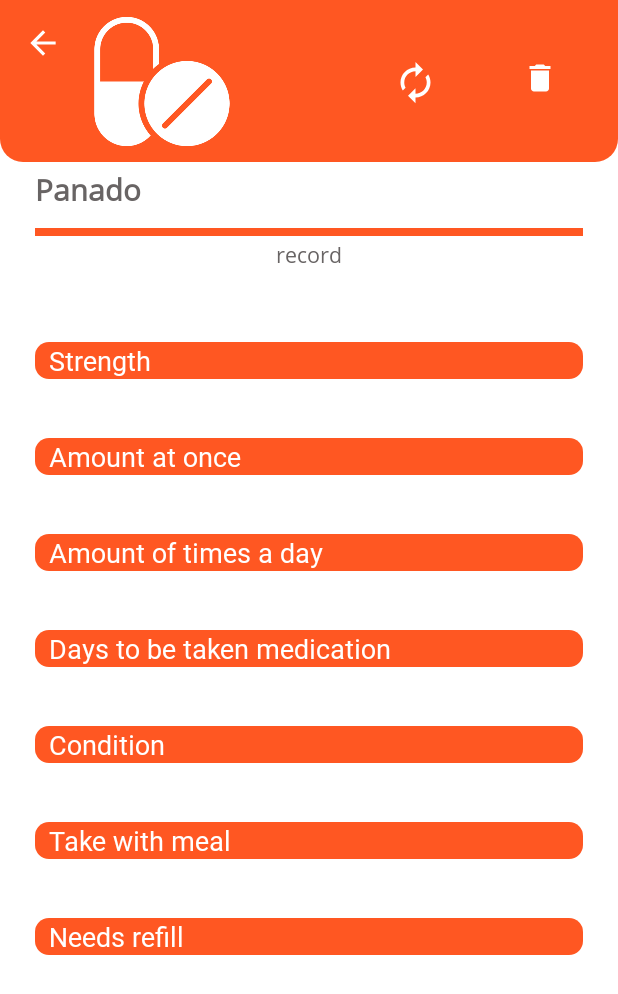
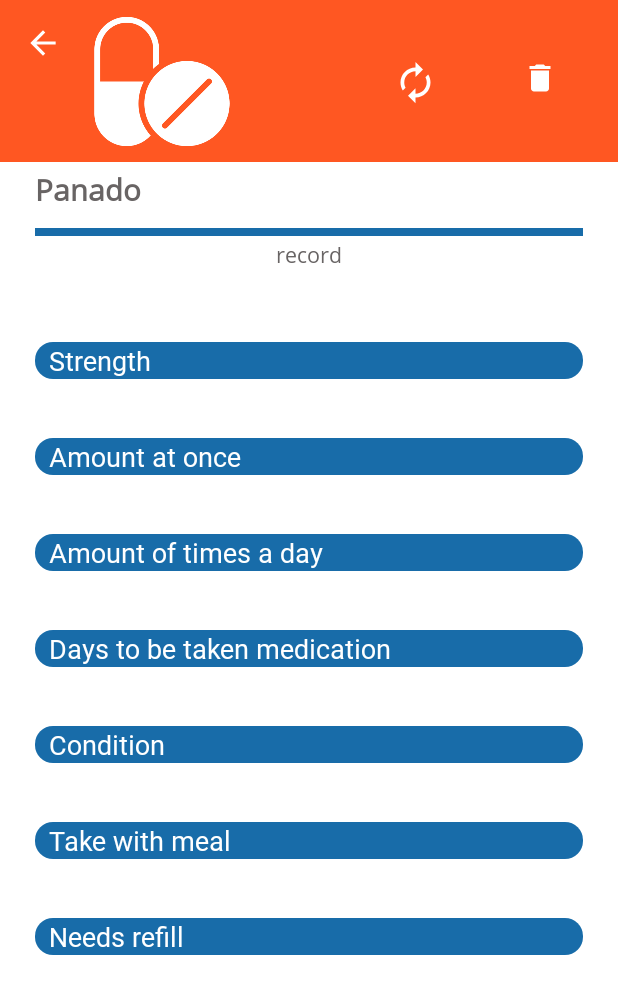
Before and after one commit to kennedylinzie/Medicationreminder, an Android app: the layout bottom_sheet.xml on its own in the app's theme, with its tools: preview values and no code run, on a phone screen of 412 x 824 dp. Shown: the top 994 px of the screen. Run offline under Robolectric (Android 15) with nearby library versions, the phone set to English and light mode, and no system bars; network calls fail.

Commit message:
adding  help. and cosmetic changes

```diff
--- /dev/null
+++ b/app/src/main/res/drawable/buttoshapy_medblue.xml
@@ -0,0 +1,8 @@
+<?xml version="1.0" encoding="utf-8"?>
+<shape xmlns:android="http://schemas.android.com/apk/res/android"
+    android:shape="rectangle">
+    <solid android:color="#186CA9"/>
+
+    <corners android:radius="12dp"/>
+
+</shape>
--- a/app/src/main/res/layout/bottom_sheet.xml
+++ b/app/src/main/res/layout/bottom_sheet.xml
@@ -11,7 +11,7 @@
         android:id="@+id/constraintLayout2"
         android:layout_width="match_parent"
         android:layout_height="108dp"
-        android:background="@drawable/botton_rounde_edges_ui"
+        android:background="@color/colorPrimary"
         app:layout_constraintEnd_toEndOf="parent"
         app:layout_constraintHorizontal_bias="0.0"
         app:layout_constraintStart_toStartOf="parent"
@@ -200,8 +200,8 @@
         android:layout_marginStart="23dp"
         android:layout_marginTop="44dp"
         android:layout_marginEnd="23dp"
-        android:background="@color/colorPrimaryDark"
-        android:backgroundTint="@color/medorange"
+        android:background="#186CA9"
+        android:backgroundTint="#186CA9"
         android:textColor="#686464"
         android:textSize="20sp"
         app:layout_constraintEnd_toEndOf="parent"
@@ -215,7 +215,7 @@
         android:layout_marginStart="23dp"
         android:layout_marginTop="120dp"
         android:layout_marginEnd="23dp"
-        android:background="@drawable/buttom_sheet_medi_detail_shapy"
+        android:background="@drawable/buttoshapy_medblue"
         android:fontFamily="@font/robotoregular"
         android:text="  Strength"
         android:textAlignment="viewStart"
@@ -234,7 +234,7 @@
         android:layout_marginStart="23dp"
         android:layout_marginTop="184dp"
         android:layout_marginEnd="23dp"
-        android:background="@drawable/buttom_sheet_medi_detail_shapy"
+        android:background="@drawable/buttoshapy_medblue"
         android:fontFamily="@font/robotoregular"
         android:text="  Amount at once"
         android:textAlignment="viewStart"
@@ -258,7 +258,7 @@
         android:fontFamily="@font/opensansregular"
         android:gravity="center_vertical"
         android:textAppearance="@style/TextAppearance.AppCompat.Display4"
-        android:textColor="@color/medorange"
+        android:textColor="@color/gray_rec"
         android:textSize="20sp"
         app:layout_constraintEnd_toEndOf="parent"
         app:layout_constraintHorizontal_bias="0.0"
@@ -272,7 +272,7 @@
         android:layout_marginStart="23dp"
         android:layout_marginTop="248dp"
         android:layout_marginEnd="23dp"
-        android:background="@drawable/buttom_sheet_medi_detail_shapy"
+        android:background="@drawable/buttoshapy_medblue"
         android:fontFamily="@font/robotoregular"
         android:text="  Amount of times a day"
         android:textAlignment="viewStart"
@@ -296,7 +296,7 @@
         android:fontFamily="@font/opensansregular"
         android:gravity="center_vertical"
         android:textAppearance="@style/TextAppearance.AppCompat.Display4"
-        android:textColor="@color/medorange"
+        android:textColor="@color/gray_rec"
         android:textSize="20sp"
         app:layout_constraintEnd_toEndOf="parent"
         app:layout_constraintHorizontal_bias="0.0"
@@ -309,7 +309,7 @@
         android:layout_marginStart="23dp"
         android:layout_marginTop="312dp"
         android:layout_marginEnd="23dp"
-        android:background="@drawable/buttom_sheet_medi_detail_shapy"
+        android:background="@drawable/buttoshapy_medblue"
         android:fontFamily="@font/robotoregular"
         android:text="  Days to be taken medication"
         android:textAlignment="viewStart"
@@ -333,7 +333,7 @@
         android:fontFamily="@font/opensansregular"
         android:gravity="center_vertical"
         android:textAppearance="@style/TextAppearance.AppCompat.Display4"
-        android:textColor="@color/medorange"
+        android:textColor="@color/gray_rec"
         android:textSize="20sp"
         app:layout_constraintEnd_toEndOf="parent"
         app:layout_constraintHorizontal_bias="0.0"
@@ -346,7 +346,7 @@
         android:layout_marginStart="23dp"
         android:layout_marginTop="376dp"
         android:layout_marginEnd="23dp"
-        android:background="@drawable/buttom_sheet_medi_detail_shapy"
+        android:background="@drawable/buttoshapy_medblue"
         android:fontFamily="@font/robotoregular"
         android:text="  Condition"
         android:textAlignment="viewStart"
@@ -370,7 +370,7 @@
         android:fontFamily="@font/opensansregular"
         android:gravity="center_vertical"
         android:textAppearance="@style/TextAppearance.AppCompat.Display4"
-        android:textColor="@color/medorange"
+        android:textColor="@color/gray_rec"
         android:textSize="20sp"
         app:layout_constraintEnd_toEndOf="parent"
         app:layout_constraintHorizontal_bias="0.0"
@@ -384,7 +384,7 @@
         android:layout_marginStart="23dp"
         android:layout_marginTop="440dp"
         android:layout_marginEnd="23dp"
-        android:background="@drawable/buttom_sheet_medi_detail_shapy"
+        android:background="@drawable/buttoshapy_medblue"
         android:fontFamily="@font/robotoregular"
         android:text="  Take with meal"
         android:textAlignment="viewStart"
@@ -408,7 +408,7 @@
         android:fontFamily="@font/opensansregular"
         android:gravity="center_vertical"
         android:textAppearance="@style/TextAppearance.AppCompat.Display4"
-        android:textColor="@color/medorange"
+        android:textColor="@color/gray_rec"
         android:textSize="20sp"
         app:layout_constraintEnd_toEndOf="parent"
         app:layout_constraintHorizontal_bias="1.0"
@@ -421,7 +421,7 @@
         android:layout_marginStart="23dp"
         android:layout_marginTop="504dp"
         android:layout_marginEnd="23dp"
-        android:background="@drawable/buttom_sheet_medi_detail_shapy"
+        android:background="@drawable/buttoshapy_medblue"
         android:fontFamily="@font/robotoregular"
         android:text="  Needs refill"
         android:textAlignment="viewStart"
@@ -445,7 +445,7 @@
         android:fontFamily="@font/opensansregular"
         android:gravity="center_vertical"
         android:textAppearance="@style/TextAppearance.AppCompat.Display4"
-        android:textColor="@color/medorange"
+        android:textColor="@color/gray_rec"
         android:textSize="20sp"
         app:layout_constraintEnd_toEndOf="parent"
         app:layout_constraintHorizontal_bias="1.0"
@@ -463,7 +463,7 @@
         android:gravity="center_vertical"
         android:text=""
         android:textAppearance="@style/TextAppearance.AppCompat.Display4"
-        android:textColor="@color/medorange"
+        android:textColor="@color/gray_rec"
         android:textSize="20sp"
         app:layout_constraintEnd_toEndOf="parent"
         app:layout_constraintHorizontal_bias="0.0"
--- a/app/src/main/res/menu/pop_menu.xml
+++ b/app/src/main/res/menu/pop_menu.xml
@@ -8,13 +8,13 @@
         android:id="@+id/add_medication"
         android:title="Add Prescription"
          />
-    <item
-        android:id="@+id/add_notes"
-        android:title="Add notes"
-        />
+
     <item
         android:id="@+id/add_gurdian"
         android:title="Add Guardian"
         />
-
+    <item
+        android:id="@+id/add_notes"
+        android:title="Help"
+        />
 </menu>
```
